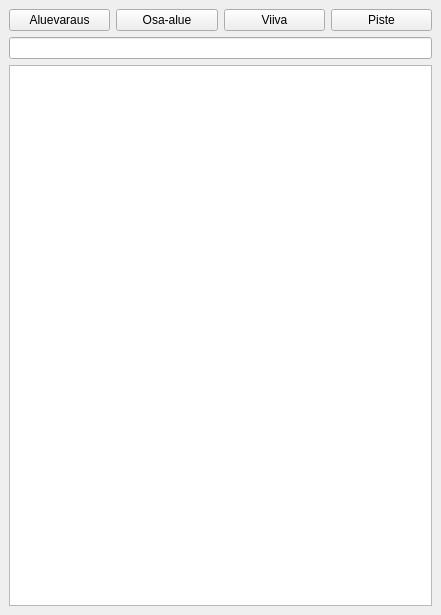
The window that arho_feature_template/gui/docks/plan_features_dock.ui (GispoCoding/arho-qgis-plugin) describes before a commit, drawn with Qt 5.
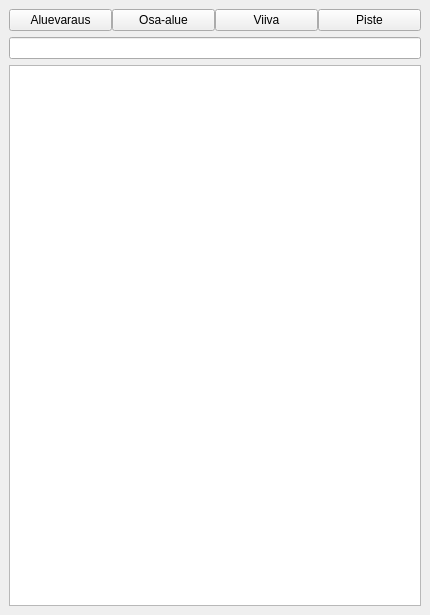
The same window after the commit. Custom widgets are drawn as their Qt base class.

Commit message:
change new plan feature dock UI
Use similar feature type selection buttons in New feature dock as in
Plan features dock. Also try to make New feature dock UI overall
a bit cleaner.

NewFeatureGridWidget is not used anymore.

The edit to the form file:
```diff
--- a/arho_feature_template/gui/docks/plan_features_dock.ui
+++ b/arho_feature_template/gui/docks/plan_features_dock.ui
@@ -6,7 +6,7 @@
    <rect>
     <x>0</x>
     <y>0</y>
-    <width>441</width>
+    <width>430</width>
     <height>615</height>
    </rect>
   </property>
@@ -17,6 +17,12 @@
    <layout class="QVBoxLayout" name="verticalLayout">
     <item>
      <layout class="QHBoxLayout" name="horizontalLayout">
+      <property name="spacing">
+       <number>0</number>
+      </property>
+      <property name="sizeConstraint">
+       <enum>QLayout::SetDefaultConstraint</enum>
+      </property>
       <item>
        <widget class="QPushButton" name="land_use_area_btn">
         <property name="text">
```
The commit also changes 2 other files.
